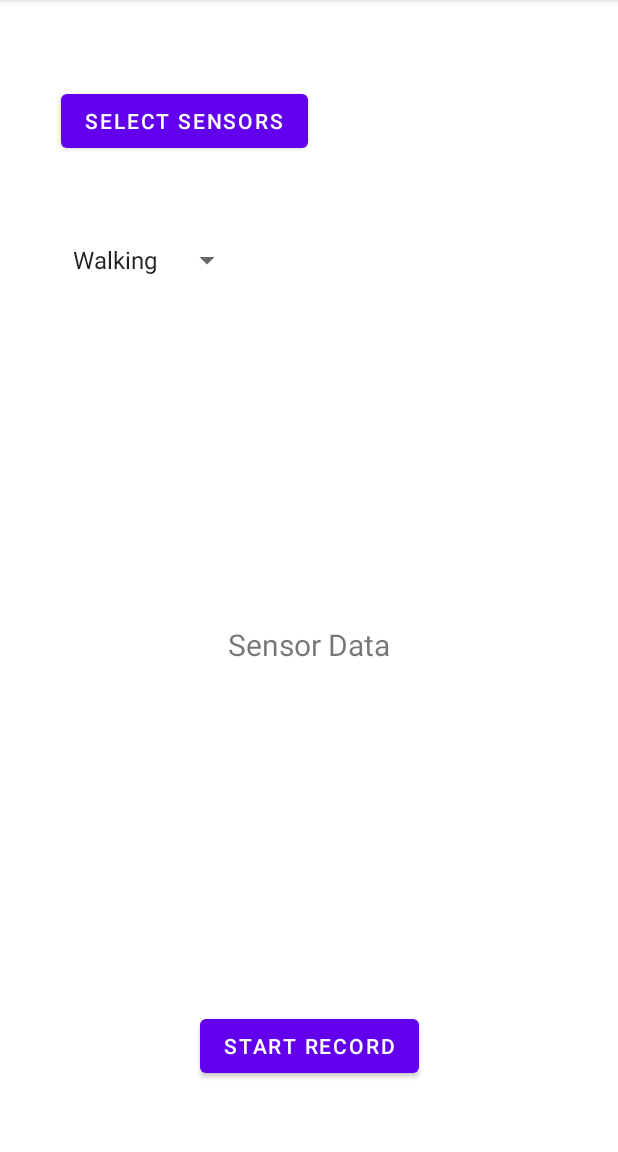
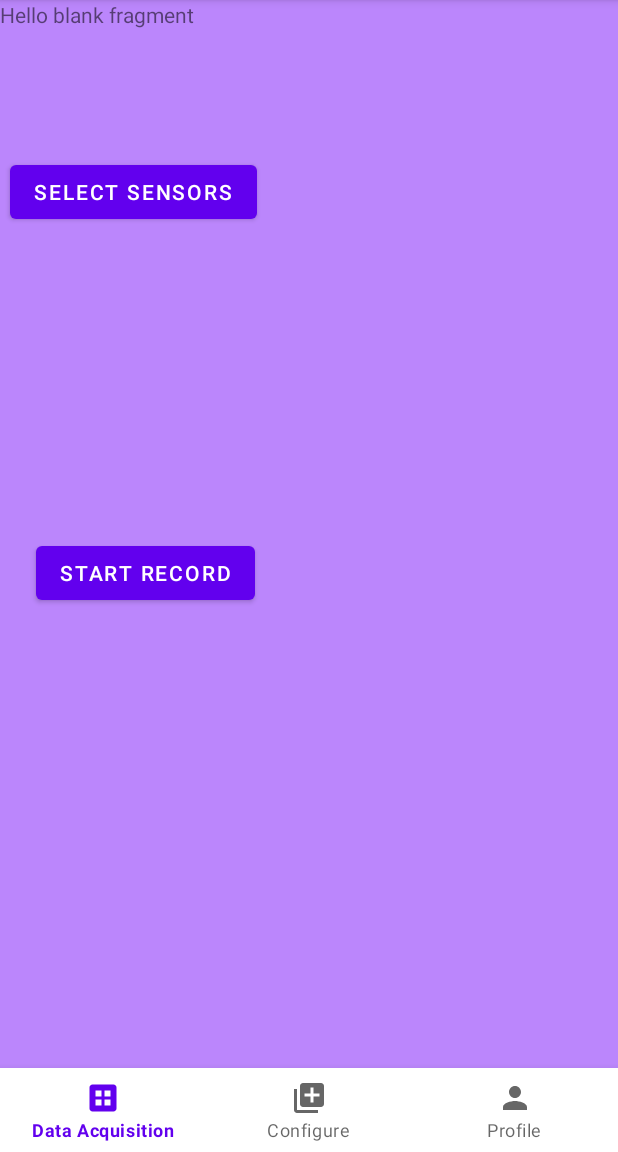
Before and after one commit to hasanseam/Real-time-Human-Activity-Recognition-with-Smartphone, an Android app: the screen it shows after launch (MainActivity), on a phone screen of 412 x 824 dp, the part 84-1236 px from its top. Run offline under Robolectric (Android 15) with nearby library versions, the phone set to English and light mode, and no system bars.

Commit message:
feat: bottom navigation added

```diff
--- /dev/null
+++ b/app/src/main/java/com/hasanur/realtimehar/ConfigureFragment.java
@@ -0,0 +1,64 @@
+package com.hasanur.realtimehar;
+
+import android.os.Bundle;
+
+import androidx.fragment.app.Fragment;
+
+import android.view.LayoutInflater;
+import android.view.View;
+import android.view.ViewGroup;
+
+/**
+ * A simple {@link Fragment} subclass.
+ * Use the {@link ConfigureFragment#newInstance} factory method to
+ * create an instance of this fragment.
+ */
+public class ConfigureFragment extends Fragment {
+
+    // TODO: Rename parameter arguments, choose names that match
+    // the fragment initialization parameters, e.g. ARG_ITEM_NUMBER
+    private static final String ARG_PARAM1 = "param1";
+    private static final String ARG_PARAM2 = "param2";
+
+    // TODO: Rename and change types of parameters
+    private String mParam1;
+    private String mParam2;
+
+    public ConfigureFragment() {
+        // Required empty public constructor
+    }
+
+    /**
+     * Use this factory method to create a new instance of
+     * this fragment using the provided parameters.
+     *
+     * @param param1 Parameter 1.
+     * @param param2 Parameter 2.
+     * @return A new instance of fragment ConfigureFragment.
+     */
+    // TODO: Rename and change types and number of parameters
+    public static ConfigureFragment newInstance(String param1, String param2) {
+        ConfigureFragment fragment = new ConfigureFragment();
+        Bundle args = new Bundle();
+        args.putString(ARG_PARAM1, param1);
+        args.putString(ARG_PARAM2, param2);
+        fragment.setArguments(args);
+        return fragment;
+    }
+
+    @Override
+    public void onCreate(Bundle savedInstanceState) {
+        super.onCreate(savedInstanceState);
+        if (getArguments() != null) {
+            mParam1 = getArguments().getString(ARG_PARAM1);
+            mParam2 = getArguments().getString(ARG_PARAM2);
+        }
+    }
+
+    @Override
+    public View onCreateView(LayoutInflater inflater, ViewGroup container,
+                             Bundle savedInstanceState) {
+        // Inflate the layout for this fragment
+        return inflater.inflate(R.layout.fragment_configure, container, false);
+    }
+}
--- /dev/null
+++ b/app/src/main/java/com/hasanur/realtimehar/DataAcquisitionFragment.java
@@ -0,0 +1,64 @@
+package com.hasanur.realtimehar;
+
+import android.os.Bundle;
+
+import androidx.fragment.app.Fragment;
+
+import android.view.LayoutInflater;
+import android.view.View;
+import android.view.ViewGroup;
+
+/**
+ * A simple {@link Fragment} subclass.
+ * Use the {@link DataAcquisitionFragment#newInstance} factory method to
+ * create an instance of this fragment.
+ */
+public class DataAcquisitionFragment extends Fragment {
+
+    // TODO: Rename parameter arguments, choose names that match
+    // the fragment initialization parameters, e.g. ARG_ITEM_NUMBER
+    private static final String ARG_PARAM1 = "param1";
+    private static final String ARG_PARAM2 = "param2";
+
+    // TODO: Rename and change types of parameters
+    private String mParam1;
+    private String mParam2;
+
+    public DataAcquisitionFragment() {
+        // Required empty public constructor
+    }
+
+    /**
+     * Use this factory method to create a new instance of
+     * this fragment using the provided parameters.
+     *
+     * @param param1 Parameter 1.
+     * @param param2 Parameter 2.
+     * @return A new instance of fragment DataAcquisitionFragment.
+     */
+    // TODO: Rename and change types and number of parameters
+    public static DataAcquisitionFragment newInstance(String param1, String param2) {
+        DataAcquisitionFragment fragment = new DataAcquisitionFragment();
+        Bundle args = new Bundle();
+        args.putString(ARG_PARAM1, param1);
+        args.putString(ARG_PARAM2, param2);
+        fragment.setArguments(args);
+        return fragment;
+    }
+
+    @Override
+    public void onCreate(Bundle savedInstanceState) {
+        super.onCreate(savedInstanceState);
+        if (getArguments() != null) {
+            mParam1 = getArguments().getString(ARG_PARAM1);
+            mParam2 = getArguments().getString(ARG_PARAM2);
+        }
+    }
+
+    @Override
+    public View onCreateView(LayoutInflater inflater, ViewGroup container,
+                             Bundle savedInstanceState) {
+        // Inflate the layout for this fragment
+        return inflater.inflate(R.layout.fragment_data_acquisition, container, false);
+    }
+}
--- a/app/src/main/java/com/hasanur/realtimehar/MainActivity.java
+++ b/app/src/main/java/com/hasanur/realtimehar/MainActivity.java
@@ -1,7 +1,11 @@
 package com.hasanur.realtimehar;
 
+import androidx.annotation.NonNull;
 import androidx.appcompat.app.AlertDialog;
 import androidx.appcompat.app.AppCompatActivity;
+import androidx.fragment.app.Fragment;
+import androidx.fragment.app.FragmentManager;
+import androidx.fragment.app.FragmentTransaction;
 
 import android.content.Context;
 import android.content.DialogInterface;
@@ -22,6 +26,8 @@ import android.widget.Spinner;
 import android.widget.TextView;
 import android.widget.Toast;
 
+import com.hasanur.realtimehar.databinding.ActivityMainBinding;
+
 import java.util.Arrays;
 import java.util.List;
 
@@ -34,10 +40,46 @@ public class MainActivity extends AppCompatActivity {
     private StringBuilder sensorDataStringBuilder;
     private  Button startRecordingButton;
 
+    private ActivityMainBinding binding;
+    private static final String SELECTED_ITEM_ID = "SELECTED_ITEM_ID";
+    private int selectedItem; // variable used to retain the same same fragments after orientation
+    private Fragment dataAcquisitionFragment, configureFragment, profileFragment;
+
     @Override
     protected void onCreate(Bundle savedInstanceState) {
         super.onCreate(savedInstanceState);
-        setContentView(R.layout.activity_main);
+        binding = ActivityMainBinding.inflate(getLayoutInflater());
+        setContentView(binding.getRoot());
+
+        dataAcquisitionFragment = new DataAcquisitionFragment();
+        configureFragment = new ConfigureFragment();
+        profileFragment = new ProfileFragment();
+
+        //bottom navigation for navigate between fragments
+        binding.bottomNavigationView.setOnItemSelectedListener(
+                item -> {
+                    switch (item.getItemId()) {
+                        case R.id.data_acquisition:
+                            selectedItem = R.id.data_acquisition;
+                            break;
+                        case R.id.configure:
+                            selectedItem = R.id.configure;
+                            break;
+                        case R.id.profile:
+                            selectedItem = R.id.profile;
+                            break;
+                    }
+                    replaceFragement(getSelectedFragment());
+                    return true;
+                });
+
+        if (savedInstanceState != null) {
+            selectedItem = savedInstanceState.getInt(SELECTED_ITEM_ID);
+        } else {
+            selectedItem = R.id.data_acquisition;
+        }
+
+        replaceFragement(getSelectedFragment());
 
         sensorManager = (SensorManager) getSystemService(Context.SENSOR_SERVICE);
         sharedPreferences = getSharedPreferences("MyPrefs", Context.MODE_PRIVATE);
@@ -80,6 +122,12 @@ public class MainActivity extends AppCompatActivity {
             }
         });
 
+    }
+
+    @Override
+    protected void onSaveInstanceState(@NonNull Bundle outState) {
+        super.onSaveInstanceState(outState);
+        outState.putInt(SELECTED_ITEM_ID, selectedItem);
     }
 
     private void stopListening(){
@@ -213,5 +261,26 @@ public class MainActivity extends AppCompatActivity {
         }
     }
 
+    private void replaceFragement(Fragment fragment){
+        FragmentManager fragmentManager = getSupportFragmentManager();
+        FragmentTransaction fragmentTransaction = fragmentManager.beginTransaction();
+
+        fragmentTransaction.replace(R.id.frame_layout_main_activity,fragment);
+        fragmentTransaction.commit();
+    }
+
+    private Fragment getSelectedFragment() {
+        switch (selectedItem) {
+            case R.id.data_acquisition:
+                return dataAcquisitionFragment;
+            case R.id.configure:
+                return configureFragment;
+            case R.id.profile:
+                return profileFragment;
+            default:
+                return null;
+        }
+    }
+
 
 }
--- /dev/null
+++ b/app/src/main/java/com/hasanur/realtimehar/ProfileFragment.java
@@ -0,0 +1,64 @@
+package com.hasanur.realtimehar;
+
+import android.os.Bundle;
+
+import androidx.fragment.app.Fragment;
+
+import android.view.LayoutInflater;
+import android.view.View;
+import android.view.ViewGroup;
+
+/**
+ * A simple {@link Fragment} subclass.
+ * Use the {@link ProfileFragment#newInstance} factory method to
+ * create an instance of this fragment.
+ */
+public class ProfileFragment extends Fragment {
+
+    // TODO: Rename parameter arguments, choose names that match
+    // the fragment initialization parameters, e.g. ARG_ITEM_NUMBER
+    private static final String ARG_PARAM1 = "param1";
+    private static final String ARG_PARAM2 = "param2";
+
+    // TODO: Rename and change types of parameters
+    private String mParam1;
+    private String mParam2;
+
+    public ProfileFragment() {
+        // Required empty public constructor
+    }
+
+    /**
+     * Use this factory method to create a new instance of
+     * this fragment using the provided parameters.
+     *
+     * @param param1 Parameter 1.
+     * @param param2 Parameter 2.
+     * @return A new instance of fragment ProfileFragment.
+     */
+    // TODO: Rename and change types and number of parameters
+    public static ProfileFragment newInstance(String param1, String param2) {
+        ProfileFragment fragment = new ProfileFragment();
+        Bundle args = new Bundle();
+        args.putString(ARG_PARAM1, param1);
+        args.putString(ARG_PARAM2, param2);
+        fragment.setArguments(args);
+        return fragment;
+    }
+
+    @Override
+    public void onCreate(Bundle savedInstanceState) {
+        super.onCreate(savedInstanceState);
+        if (getArguments() != null) {
+            mParam1 = getArguments().getString(ARG_PARAM1);
+            mParam2 = getArguments().getString(ARG_PARAM2);
+        }
+    }
+
+    @Override
+    public View onCreateView(LayoutInflater inflater, ViewGroup container,
+                             Bundle savedInstanceState) {
+        // Inflate the layout for this fragment
+        return inflater.inflate(R.layout.fragment_profile, container, false);
+    }
+}
--- /dev/null
+++ b/app/src/main/res/drawable/baseline_dataset_24.xml
@@ -0,0 +1,5 @@
+<vector android:height="24dp" android:tint="#000000"
+    android:viewportHeight="24" android:viewportWidth="24"
+    android:width="24dp" xmlns:android="http://schemas.android.com/apk/res/android">
+    <path android:fillColor="@android:color/white" android:pathData="M19,3H5C3.9,3 3,3.9 3,5v14c0,1.1 0.9,2 2,2h14c1.1,0 2,-0.9 2,-2V5C21,3.9 20.1,3 19,3zM11,17H7v-4h4V17zM11,11H7V7h4V11zM17,17h-4v-4h4V17zM17,11h-4V7h4V11z"/>
+</vector>
--- /dev/null
+++ b/app/src/main/res/drawable/baseline_library_add_24.xml
@@ -0,0 +1,5 @@
+<vector android:height="24dp" android:tint="#000000"
+    android:viewportHeight="24" android:viewportWidth="24"
+    android:width="24dp" xmlns:android="http://schemas.android.com/apk/res/android">
+    <path android:fillColor="@android:color/white" android:pathData="M4,6L2,6v14c0,1.1 0.9,2 2,2h14v-2L4,20L4,6zM20,2L8,2c-1.1,0 -2,0.9 -2,2v12c0,1.1 0.9,2 2,2h12c1.1,0 2,-0.9 2,-2L22,4c0,-1.1 -0.9,-2 -2,-2zM19,11h-4v4h-2v-4L9,11L9,9h4L13,5h2v4h4v2z"/>
+</vector>
--- /dev/null
+++ b/app/src/main/res/drawable/baseline_person_24.xml
@@ -0,0 +1,5 @@
+<vector android:height="24dp" android:tint="#000000"
+    android:viewportHeight="24" android:viewportWidth="24"
+    android:width="24dp" xmlns:android="http://schemas.android.com/apk/res/android">
+    <path android:fillColor="@android:color/white" android:pathData="M12,12c2.21,0 4,-1.79 4,-4s-1.79,-4 -4,-4 -4,1.79 -4,4 1.79,4 4,4zM12,14c-2.67,0 -8,1.34 -8,4v2h16v-2c0,-2.66 -5.33,-4 -8,-4z"/>
+</vector>
--- a/app/src/main/res/layout/activity_main.xml
+++ b/app/src/main/res/layout/activity_main.xml
@@ -5,19 +5,6 @@
     android:layout_width="match_parent"
     android:layout_height="match_parent"
     tools:context=".MainActivity">
-
-    <Spinner
-        android:id="@+id/activity_spinner"
-        android:layout_width="wrap_content"
-        android:layout_height="wrap_content"
-        android:entries="@array/activity_options"
-        android:prompt="@string/activity_prompt"
-        app:layout_constraintBottom_toBottomOf="parent"
-        app:layout_constraintEnd_toEndOf="parent"
-        app:layout_constraintHorizontal_bias="0.141"
-        app:layout_constraintStart_toStartOf="parent"
-        app:layout_constraintTop_toTopOf="parent"
-        app:layout_constraintVertical_bias="0.217" />
 
 
     <Button
@@ -27,20 +14,10 @@
         android:text="@string/start_recording_button"
         app:layout_constraintBottom_toBottomOf="parent"
         app:layout_constraintEnd_toEndOf="parent"
+        app:layout_constraintHorizontal_bias="0.09"
         app:layout_constraintStart_toStartOf="parent"
         app:layout_constraintTop_toBottomOf="@id/select_sensors_button"
-        app:layout_constraintVertical_bias="0.924" />
-
-    <TextView
-        android:id="@+id/sensor_data_text_view"
-        android:layout_width="wrap_content"
-        android:layout_height="wrap_content"
-        android:text="Sensor Data"
-        android:textSize="20sp"
-        app:layout_constraintBottom_toTopOf="@+id/start_recording_button"
-        app:layout_constraintEnd_toEndOf="parent"
-        app:layout_constraintStart_toStartOf="parent"
-        app:layout_constraintTop_toBottomOf="@+id/activity_spinner" />
+        app:layout_constraintVertical_bias="0.363" />
 
     <Button
         android:id="@+id/select_sensors_button"
@@ -49,10 +26,57 @@
         android:text="@string/select_sensors_button"
         app:layout_constraintBottom_toBottomOf="parent"
         app:layout_constraintEnd_toEndOf="parent"
-        app:layout_constraintHorizontal_bias="0.165"
+        app:layout_constraintHorizontal_bias="0.028"
         app:layout_constraintStart_toStartOf="parent"
         app:layout_constraintTop_toTopOf="parent"
-        app:layout_constraintVertical_bias="0.079" />
+        app:layout_constraintVertical_bias="0.144" />
+
+    <TextView
+        android:id="@+id/sensor_data_text_view"
+        android:layout_width="0dp"
+        android:layout_height="0dp"
+        android:layout_marginEnd="411dp"
+        android:layout_marginBottom="675dp"
+        android:text="Sensor Data"
+        android:textSize="20sp"
+        app:layout_constraintBottom_toBottomOf="parent"
+        app:layout_constraintEnd_toEndOf="parent"
+        app:layout_constraintStart_toStartOf="parent"
+        app:layout_constraintTop_toTopOf="parent" />
+
+    <Spinner
+        android:id="@+id/activity_spinner"
+        android:layout_width="wrap_content"
+        android:layout_height="wrap_content"
+        android:entries="@array/activity_options"
+        android:prompt="@string/activity_prompt" />
+
+    <com.google.android.material.bottomnavigation.BottomNavigationView
+        android:id="@+id/bottomNavigationView"
+        android:layout_width="0dp"
+        android:layout_height="wrap_content"
+        app:layout_constraintBottom_toBottomOf="parent"
+        app:layout_constraintEnd_toEndOf="parent"
+        app:layout_constraintHorizontal_bias="0.0"
+        app:layout_constraintStart_toStartOf="parent"
+        app:layout_constraintTop_toTopOf="parent"
+        app:layout_constraintVertical_bias="1.0"
+        app:menu="@menu/bottom_nav_bar">
+
+    </com.google.android.material.bottomnavigation.BottomNavigationView>
+
+    <FrameLayout
+        android:id="@+id/frame_layout_main_activity"
+        android:layout_width="0dp"
+        android:layout_height="0dp"
+        app:layout_constraintBottom_toTopOf="@+id/bottomNavigationView"
+        app:layout_constraintEnd_toEndOf="parent"
+        app:layout_constraintHorizontal_bias="1.0"
+        app:layout_constraintStart_toStartOf="parent"
+        app:layout_constraintTop_toTopOf="parent"
+        app:layout_constraintVertical_bias="1.0">
+
+    </FrameLayout>
 
 
 </androidx.constraintlayout.widget.ConstraintLayout>
--- /dev/null
+++ b/app/src/main/res/layout/fragment_data_acquisition.xml
@@ -0,0 +1,15 @@
+<?xml version="1.0" encoding="utf-8"?>
+<FrameLayout xmlns:android="http://schemas.android.com/apk/res/android"
+    xmlns:tools="http://schemas.android.com/tools"
+    android:layout_width="match_parent"
+    android:layout_height="match_parent"
+    android:background="@color/purple_200"
+    tools:context=".DataAcquisitionFragment">
+
+    <!-- TODO: Update blank fragment layout -->
+    <TextView
+        android:layout_width="wrap_content"
+        android:layout_height="wrap_content"
+        android:text="@string/hello_blank_fragment" />
+
+</FrameLayout>
--- /dev/null
+++ b/app/src/main/res/menu/bottom_nav_bar.xml
@@ -0,0 +1,12 @@
+<?xml version="1.0" encoding="utf-8"?>
+<menu xmlns:android="http://schemas.android.com/apk/res/android">
+    <item android:title="@string/data_acquisition"
+        android:id="@+id/data_acquisition"
+        android:icon="@drawable/baseline_dataset_24"/>
+    <item android:title="@string/configure_class_sensors"
+        android:id="@+id/configure"
+        android:icon="@drawable/baseline_library_add_24"/>
+    <item android:title="@string/profile"
+        android:id="@+id/profile"
+        android:icon="@drawable/baseline_person_24"/>
+</menu>
--- a/app/src/main/res/values/strings.xml
+++ b/app/src/main/res/values/strings.xml
@@ -10,4 +10,10 @@
         <item>Running</item>
     </string-array>
 
+    <string name="data_acquisition">Data Acquisition</string>
+    <string name="configure_class_sensors">Configure</string>
+    <string name="profile">Profile</string>
+    <!-- TODO: Remove or change this placeholder text -->
+    <string name="hello_blank_fragment">Hello blank fragment</string>
+
 </resources>
```
Also changed, not shown: app/build.gradle (+13 -0 lines), app/src/main/java/com/hasanur/realtimehar/Model/Type.java (added, +17 -0 lines), app/src/main/res/layout/fragment_configure.xml (added, +15 -0 lines), app/src/main/res/layout/fragment_profile.xml (added, +15 -0 lines).
